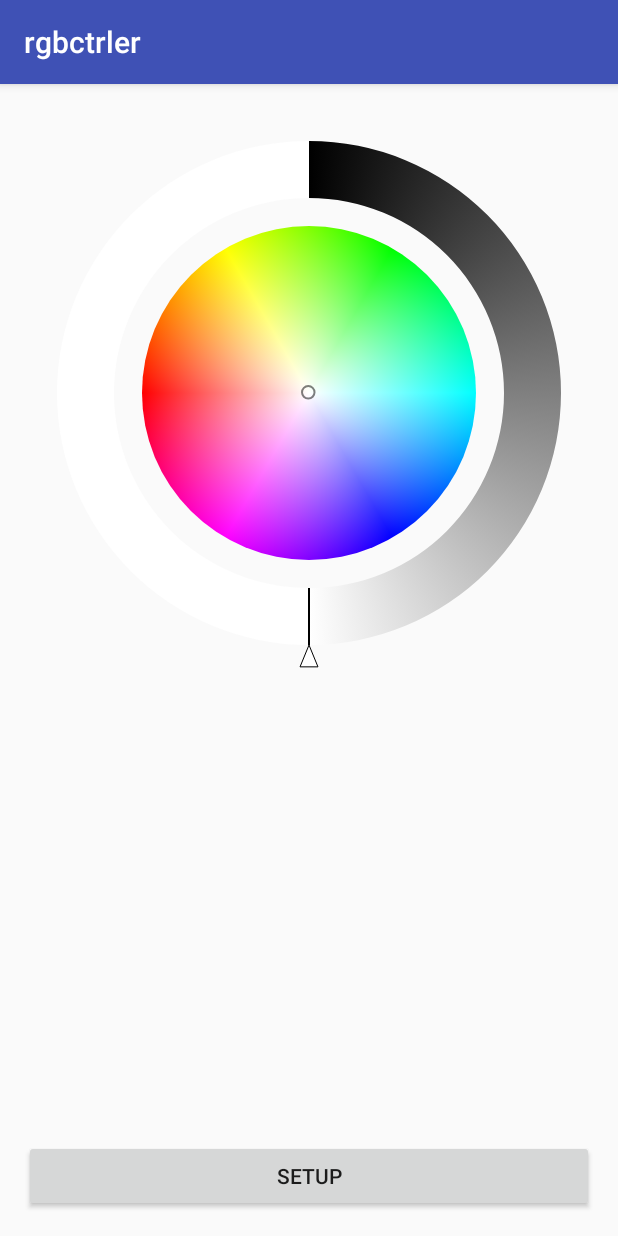
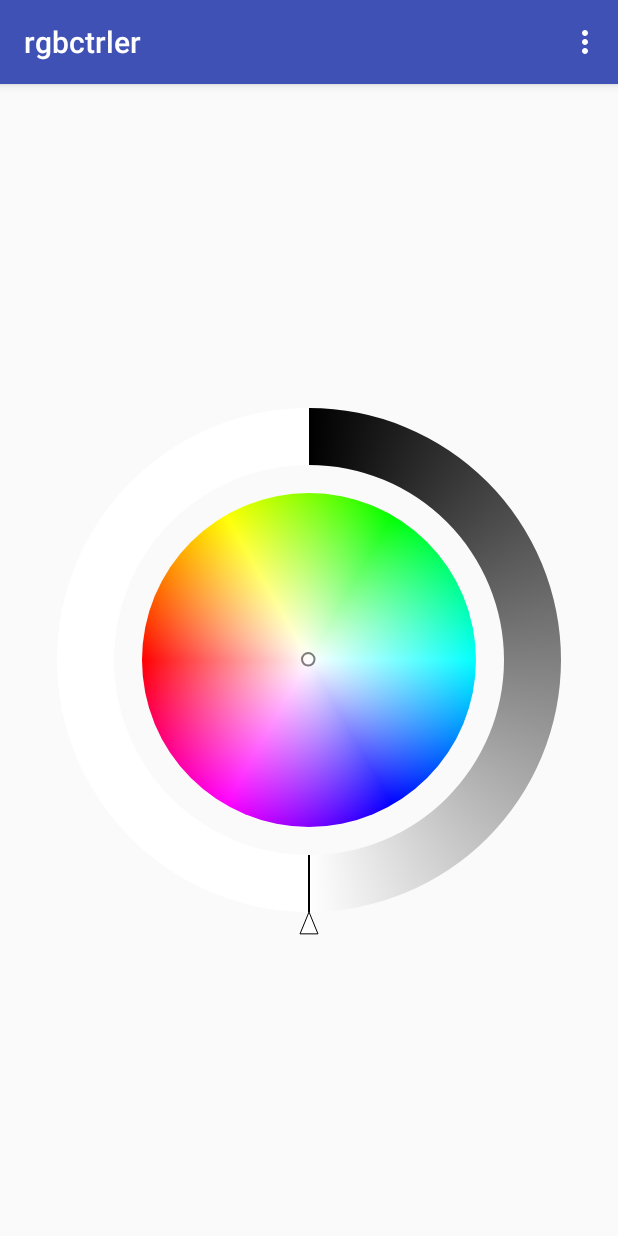
Before and after one commit to koincidencia/rgbCtrler, an Android app: the ColorPickingActivity screen opened directly, with no data from a screen before it, on a phone screen of 412 x 824 dp. Run offline under Robolectric (Android 15) with nearby library versions, the light colour scheme and no system bars; 1 statement that could not run was skipped.

Commit message:
add options menu

```diff
--- a/android/app/src/main/AndroidManifest.xml
+++ b/android/app/src/main/AndroidManifest.xml
@@ -19,9 +19,6 @@
             </intent-filter>
         </activity>
         <activity android:name=".ColorPickingActivity" />
-        <activity
-            android:name=".SettingsActivity"
-            android:label="@string/title_activity_settings" />
     </application>
 
 </manifest>
--- a/android/app/src/main/java/com/rgbctrler/rgbctrler/ColorPickingActivity.java
+++ b/android/app/src/main/java/com/rgbctrler/rgbctrler/ColorPickingActivity.java
@@ -3,6 +3,8 @@ package com.rgbctrler.rgbctrler;
 import android.content.Intent;
 import android.support.v7.app.AppCompatActivity;
 import android.os.Bundle;
+import android.view.Menu;
+import android.view.MenuInflater;
 import android.view.View;
 import android.widget.Toast;
 
@@ -30,11 +32,12 @@ public class ColorPickingActivity extends AppCompatActivity {
                 rgbCtrler.SendColor(color, colorPicker.getContext());
             }
         });
-
     }
 
-    public void setup(View view) {
-        Intent intent = new Intent(ColorPickingActivity.this, SettingsActivity.class);
-        startActivity(intent);
+    public boolean onCreateOptionsMenu(Menu menu) {
+
+        MenuInflater inflater = getMenuInflater();
+        inflater.inflate(R.menu.rgbctrler_options, menu);
+        return true;
     }
 }
--- a/android/app/src/main/res/layout/activity_color_picking.xml
+++ b/android/app/src/main/res/layout/activity_color_picking.xml
@@ -10,39 +10,10 @@
     android:paddingTop="@dimen/activity_vertical_margin"
     tools:context="com.rgbctrler.rgbctrler.ColorPickingActivity">
 
-
-    <LinearLayout
-        android:orientation="vertical"
+    <com.chiralcode.colorpicker.ColorPicker
+        android:id="@+id/colorPicker"
         android:layout_width="match_parent"
-        android:layout_height="match_parent">
-
-        <com.chiralcode.colorpicker.ColorPicker
-            android:id="@+id/colorPicker"
-            android:layout_width="match_parent"
-            android:layout_height="wrap_content"
-            android:layout_gravity="center_horizontal"/>
-
-        <LinearLayout
-            android:orientation="horizontal"
-            android:layout_width="match_parent"
-            android:layout_height="match_parent">
-
-            <Button
-                android:text="SETUP"
-                android:layout_width="match_parent"
-                android:layout_height="wrap_content"
-                android:id="@+id/sendButton"
-                android:layout_gravity="bottom"
-                android:onClick="setup"
-                android:layout_weight="1" />
-
-        </LinearLayout>
-    </LinearLayout>
-
-    <RelativeLayout
-        android:layout_width="match_parent"
-        android:layout_height="match_parent">
-
-    </RelativeLayout>
+        android:layout_height="wrap_content"
+        android:layout_centerInParent="true"/>
 
 </RelativeLayout>
--- /dev/null
+++ b/android/app/src/main/res/menu/rgbctrler_options.xml
@@ -0,0 +1,9 @@
+<?xml version="1.0" encoding="utf-8"?>
+<menu xmlns:android="http://schemas.android.com/apk/res/android">
+    <item android:id="@+id/dev_name"
+        android:title="@string/opt_dev_name" />
+    <item android:id="@+id/wifi_sta"
+        android:title="@string/opt_wifi_settings" />
+    <item android:id="@+id/wifi_ap"
+        android:title="@string/opt_wifi_ap" />
+</menu>
```
Also changed, not shown: android/app/src/main/java/com/rgbctrler/rgbctrler/AppCompatPreferenceActivity.java (deleted, +0 -109 lines), android/app/src/main/java/com/rgbctrler/rgbctrler/SettingsActivity.java (deleted, +0 -254 lines), android/app/src/main/res/values/strings.xml (+3 -72 lines), android/app/src/main/res/xml/pref_data_sync.xml (deleted, +0 -21 lines), android/app/src/main/res/xml/pref_general.xml (deleted, +0 -33 lines), android/app/src/main/res/xml/pref_headers.xml (deleted, +0 -20 lines), android/app/src/main/res/xml/pref_notification.xml (deleted, +0 -27 lines).
